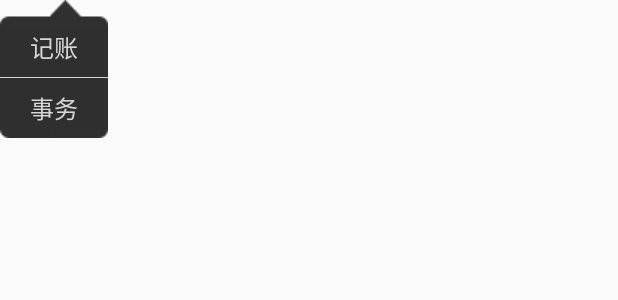
After one commit to niupuyue/ying, an Android app: the layout view_add_affair_tally_pop.xml on its own in the app's theme, with its tools: preview values and no code run, on a phone screen of 412 x 824 dp. The commit adds this screen. Shown: the top 300 px of the screen. Run offline under Robolectric (Android 15) with nearby library versions, the phone set to English and light mode, and no system bars.

Commit message:
添加记账事务弹窗

```diff
--- /dev/null
+++ b/app/src/main/res/layout/view_add_affair_tally_pop.xml
@@ -0,0 +1,37 @@
+<?xml version="1.0" encoding="utf-8"?>
+<LinearLayout xmlns:android="http://schemas.android.com/apk/res/android"
+    android:layout_width="wrap_content"
+    android:layout_height="wrap_content"
+    android:background="@drawable/bg_title_more_operation"
+    android:orientation="vertical">
+
+    <TextView
+        android:id="@+id/tvAddPopAffair"
+        android:layout_width="wrap_content"
+        android:layout_height="wrap_content"
+        android:paddingLeft="20dp"
+        android:paddingTop="8dp"
+        android:paddingRight="20dp"
+        android:paddingBottom="8dp"
+        android:text="@string/pop_add_tally"
+        android:textColor="@color/gray_666"
+        android:textSize="16sp" />
+
+    <View
+        android:layout_width="match_parent"
+        android:layout_height="1px"
+        android:background="@color/gray_cccc" />
+
+    <TextView
+        android:id="@+id/tvAddPopTall"
+        android:layout_width="wrap_content"
+        android:layout_height="wrap_content"
+        android:paddingLeft="20dp"
+        android:paddingTop="8dp"
+        android:paddingRight="20dp"
+        android:paddingBottom="8dp"
+        android:text="@string/pop_add_affair"
+        android:textColor="@color/gray_666"
+        android:textSize="16sp" />
+
+</LinearLayout>
--- a/app/src/main/res/values/strings.xml
+++ b/app/src/main/res/values/strings.xml
@@ -29,4 +29,6 @@
     <string name="movie_fragment_saw">%s人看过</string>
     <string name="app_no_more_data">宝贝，真的没有了o(╯□╰)o</string>
     <string name="app_foot_no_more_data">---    宝贝，真没有了    ---</string>
+    <string name="pop_add_affair">事务</string>
+    <string name="pop_add_tally">记账</string>
 </resources>
```
Also changed, not shown: app/src/main/java/com/paulniu/ying/activity/MainActivity.java (+16 -1 lines), app/src/main/java/com/paulniu/ying/activity/SettingActivity.java (+30 -0 lines), app/src/main/java/com/paulniu/ying/activity/fragment/MainTallyFragment.java (+7 -0 lines), app/src/main/java/com/paulniu/ying/widget/AddAffairOrTallyPop.java (added, +74 -0 lines), app/src/main/res/layout/activity_setting.xml (added, +12 -0 lines), app/src/main/res/drawable-v24/bg_title_more_operation.9.png (added).
